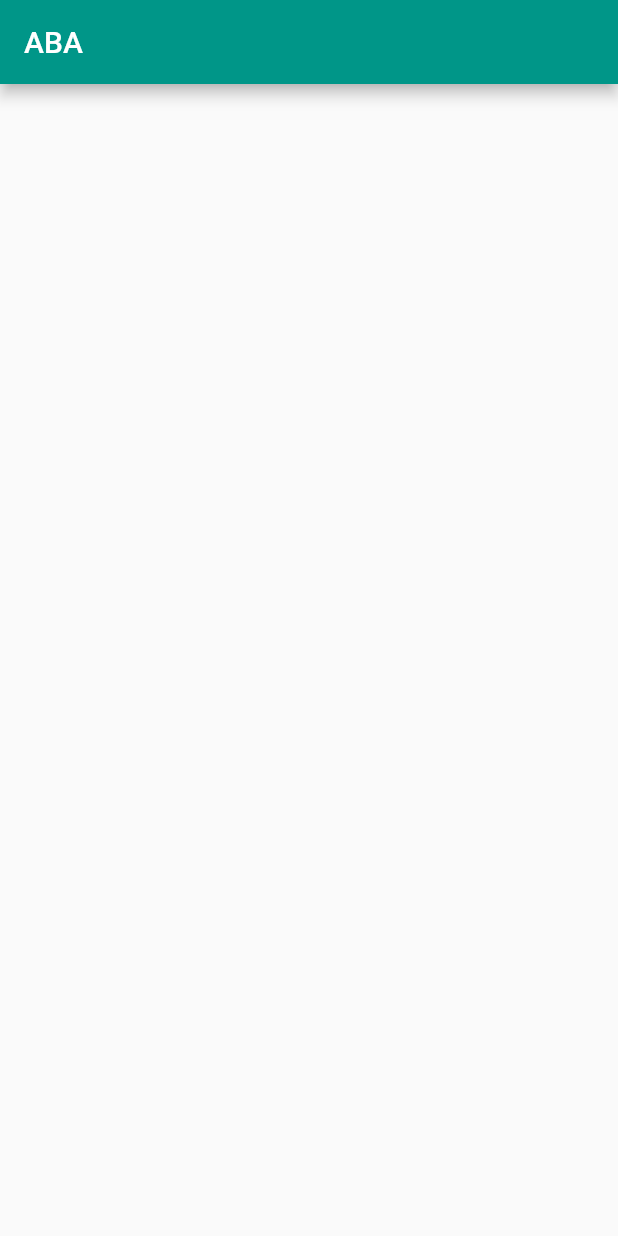
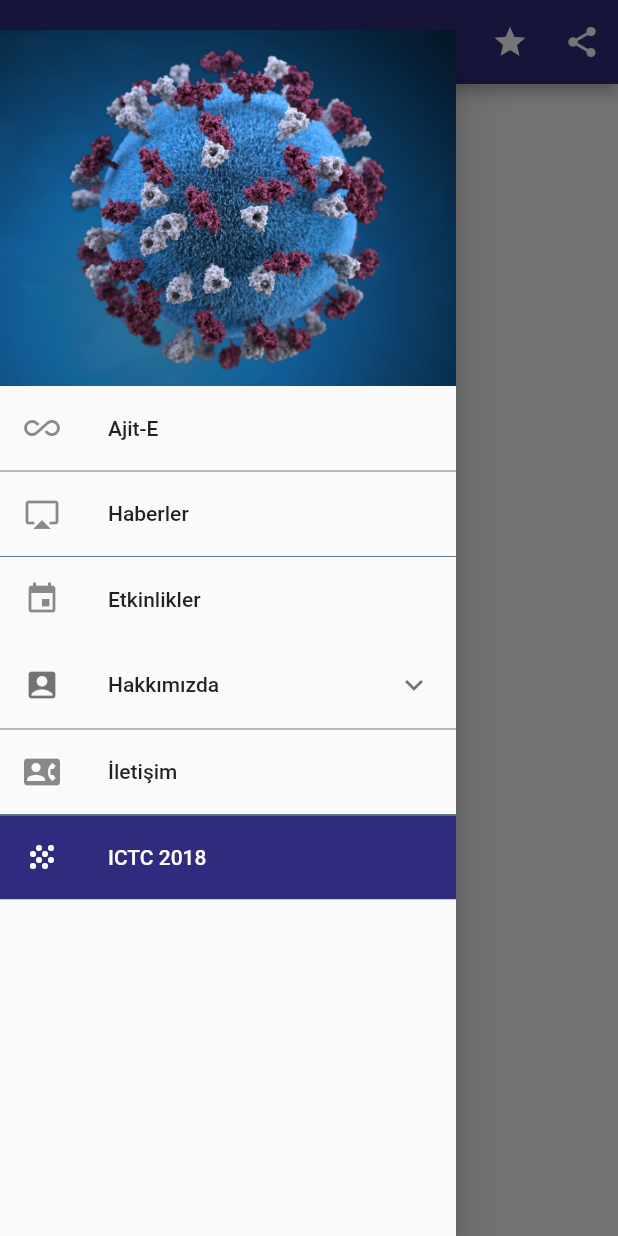
Before and after one commit to feridungungor/htmlParseExample, a Flutter app: the screen it shows after launch, with the side drawer open (before the commit the screen has no drawer), on a phone screen of 412 x 824 dp. Run offline on Flutter 3.47's test engine with Material 2 defaults, Android fonts, the phone set to English and light mode, and no system bars.

Commit message:
'13.03.2020_17.50'

```diff
--- /dev/null
+++ b/lib/left_bar.dart
@@ -0,0 +1,108 @@
+import 'package:flutter/material.dart';
+
+class LeftBar extends StatelessWidget {
+  @override
+  Widget build(BuildContext context) {
+    return Container(
+      padding: EdgeInsets.only(top: 20.0),
+      child: Drawer(
+        child: Column(
+          mainAxisAlignment: MainAxisAlignment.start,
+          children: <Widget>[
+            Container(
+                child: Image.asset(
+              'assets/images/virus01.jpg',
+              fit: BoxFit.fill,
+            )),
+            Expanded(
+              child: ListView(
+                children: <Widget>[
+                  ListTile(
+                    leading: Icon(Icons.all_inclusive),
+                    title: Text('Ajit-E'),
+                    onTap: () {
+                      Navigator.pop(context);
+                    },
+                  ),
+                  Divider(
+                    height: 1,
+                    color: Colors.blueGrey,
+                  ),
+                  ListTile(
+                    leading: Icon(Icons.airplay),
+                    title: Text('Haberler'),
+                    onTap: () {
+                      Navigator.pop(context);
+                    },
+                  ),
+                  Divider(
+                    height: 1,
+                    color: Colors.blueGrey,
+                  ),
+                  ListTile(
+                    leading: Icon(Icons.event),
+                    title: Text('Etkinlikler'),
+                    onTap: () {
+                      Navigator.pop(context);
+                    },
+                  ),
+                  ExpansionTile(
+                    leading: Icon(Icons.account_box),
+                    title: Text("Hakkımızda"),
+                    children: <Widget>[
+                      Container(
+                        margin: EdgeInsets.only(left: 10),
+                        child: ListTile(
+                          leading: Icon(Icons.supervised_user_circle),
+                          title: Text("Kurucu Üyeler"),
+                          onTap: () {
+                            Navigator.pop(context);
+                          },
+                        ),
+                      ),
+                      Container(
+                        margin: EdgeInsets.only(left: 10),
+                        child: ListTile(
+                          leading: Icon(Icons.rate_review),
+                          title: Text("Tüzük"),
+                          onTap: () {
+                            Navigator.pop(context);
+                          },
+                        ),
+                      )
+                    ],
+                  ),
+                  Divider(
+                    height: 1,
+                    color: Colors.blueGrey,
+                  ),
+                  ListTile(
+                    leading: Icon(Icons.contact_phone),
+                    title: Text("İletişim"),
+                    onTap: () {
+                      Navigator.pop(context);
+                    },
+                  ),
+                  Divider(
+                    height: 1,
+                    color: Colors.blueGrey,
+                  ),
+                  Container(
+                    color: Color(0XFF2F2C7F),
+                    child: ListTile(
+                      leading: Icon(Icons.grain,color: Colors.white,),
+                      title: Text("ICTC 2018",style: TextStyle(color: Colors.white)),
+                      onTap: () {
+                        Navigator.pop(context);
+                      },
+                    ),
+                  )
+                ],
+              ),
+            )
+          ],
+        ),
+      ),
+    );
+  }
+}
--- a/lib/main.dart
+++ b/lib/main.dart
@@ -9,7 +9,7 @@ class myHomePage extends StatelessWidget {
   Widget build(BuildContext context) {
     return MaterialApp(
       theme: ThemeData(
-        primaryColor: Colors.teal
+        primaryColor: Color(0xFF2F2C7C)
       ),
       home: MainPage(),
       routes: myRoutes,
@@ -19,5 +19,5 @@ class myHomePage extends StatelessWidget {
 }
 
 var  myRoutes = <String, WidgetBuilder>{
-
+ "/mainpage" : (BuildContext context) => MainPage()
 };
--- a/lib/main_page.dart
+++ b/lib/main_page.dart
@@ -1,4 +1,6 @@
 import 'package:flutter/material.dart';
+
+import 'left_bar.dart';
 
 class MainPage extends StatefulWidget {
   @override
@@ -10,8 +12,23 @@ class _MainPageState extends State<MainPage> {
   Widget build(BuildContext context) {
     return Scaffold(
       appBar: AppBar(
-        title: Text("ABA"),
+        centerTitle: true,
+        title: Text(
+          "ABA",
+          style: TextStyle(fontWeight: FontWeight.w900),
+        ),
+        actions: <Widget>[
+          IconButton(
+            onPressed: (){},
+            icon: Icon(Icons.star),
+          ),IconButton(
+            onPressed: (){},
+            icon: Icon(Icons.share),
+          )
+        ],
       ),
+      body: Container(),
+      drawer: LeftBar(),
     );
   }
 }
--- a/pubspec.yaml
+++ b/pubspec.yaml
@@ -41,8 +41,8 @@ flutter:
   uses-material-design: true
 
   # To add assets to your application, add an assets section, like this:
-  # assets:
-  #  - images/a_dot_burr.jpeg
+  assets:
+    - assets/images/
   #  - images/a_dot_ham.jpeg
 
   # An image asset can refer to one or more resolution-specific "variants", see
```
Also changed, not shown: assets/images/virus01.jpg (added).
